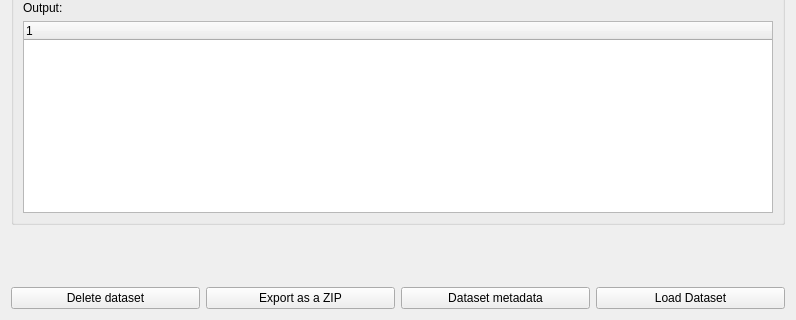
ConservationInternational/trends.earth, file LDMP/gui/WidgetDatasetItemDetails.ui: the form before one commit; both pictures show x 0 to 796 and y 643 to 963 of the 796 by 963 pixel window.
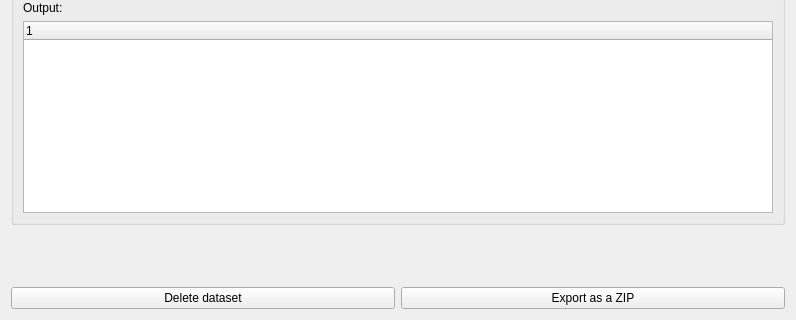
The form after the commit. Icons and pictures are not drawn. Custom widgets are drawn as their Qt base class.

Commit message:
Indicate job status in datasets window
- show failed and cancelled jobs
- differentiate among ready/pending/running statuses
- add a color bar on left side of each job widget showing status

```diff
--- a/LDMP/gui/WidgetDatasetItemDetails.ui
+++ b/LDMP/gui/WidgetDatasetItemDetails.ui
@@ -258,24 +258,7 @@
        </property>
       </widget>
      </item>
-     <item>
-      <widget class="QPushButton" name="metadata_btn">
-       <property name="text">
-        <string>Dataset metadata</string>
-       </property>
-      </widget>
-     </item>
-     <item>
-      <widget class="QPushButton" name="load_btn">
-       <property name="text">
-        <string>Load Dataset</string>
-       </property>
-       <property name="icon">
-        <iconset>
-         <normaloff>../icons/mActionIdentify.svg</normaloff>../icons/mActionIdentify.svg</iconset>
-       </property>
-      </widget>
-     </item>
+
     </layout>
    </item>
   </layout>
```
The commit also changes 5 other files.
